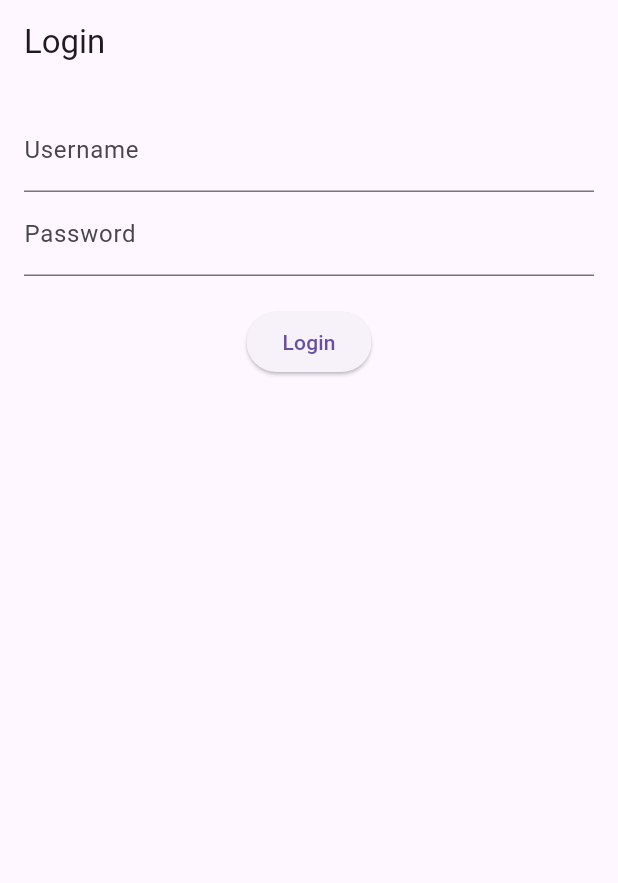
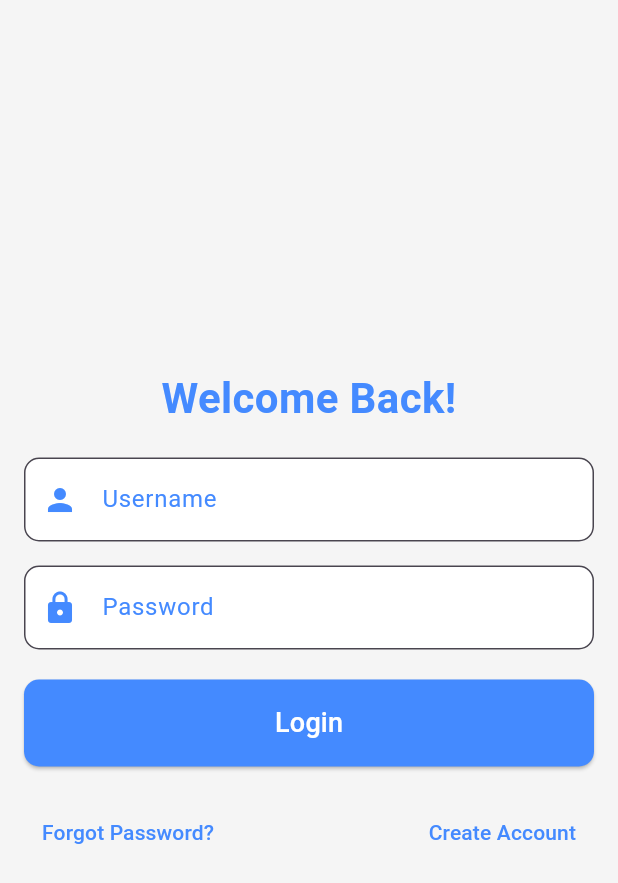
Before and after one commit to aldi-balkar/pegadaian_training_job_portal, a Flutter app: the screen it shows after launch, on a phone screen of 412 x 824 dp. Shown: the top 883 px of the screen. Run offline on Flutter 3.47's test engine with Material 3 defaults, Android fonts, the light colour scheme and no system bars; our stand-ins replace equatable, flutter_bloc, google_fonts.

Commit message:
add style to login screen

```diff
--- a/lib/main.dart
+++ b/lib/main.dart
@@ -5,10 +5,12 @@ import 'package:pegadaian_training_job_portal/presentation/feature/login/bloc/lo
 import 'package:pegadaian_training_job_portal/presentation/feature/login/login_screen.dart';
 
 void main() {
-  runApp(MyApp());
+  runApp(const MyApp());
 }
 
 class MyApp extends StatelessWidget {
+  const MyApp({super.key});
+
   @override
   Widget build(BuildContext context) {
     return BlocProvider(
@@ -17,7 +19,7 @@ class MyApp extends StatelessWidget {
         title: 'Flutter Bloc Login',
         initialRoute: '/',
         routes: {
-          '/': (context) => LoginScreen(),
+          '/': (context) => const LoginScreen(),
           '/home': (context) => HomeScreen(),
         },
       ),
--- a/lib/presentation/feature/login/login_screen.dart
+++ b/lib/presentation/feature/login/login_screen.dart
@@ -1,3 +1,5 @@
+// ignore_for_file: library_private_types_in_public_api
+
 import 'package:flutter/material.dart';
 import 'package:flutter_bloc/flutter_bloc.dart';
 import 'bloc/login_bloc.dart';
@@ -5,6 +7,8 @@ import 'bloc/login_event.dart';
 import 'bloc/login_state.dart';
 
 class LoginScreen extends StatefulWidget {
+  const LoginScreen({super.key});
+
   @override
   _LoginScreenState createState() => _LoginScreenState();
 }
@@ -16,7 +20,7 @@ class _LoginScreenState extends State<LoginScreen> {
   @override
   Widget build(BuildContext context) {
     return Scaffold(
-      appBar: AppBar(title: Text('Login')),
+      backgroundColor: Colors.grey[100], // Light background
       body: BlocListener<LoginBloc, LoginState>(
         listener: (context, state) {
           if (state is LoginSuccess) {
@@ -27,45 +31,124 @@ class _LoginScreenState extends State<LoginScreen> {
                 .showSnackBar(SnackBar(content: Text(state.error)));
           }
         },
-        child: BlocBuilder<LoginBloc, LoginState>(
-          builder: (context, state) {
-            if (state is LoginLoading) {
-              return Center(child: CircularProgressIndicator());
-            }
-
-            return Padding(
+        child: Center(
+          child: SingleChildScrollView(
+            child: Padding(
               padding: const EdgeInsets.all(16.0),
               child: Column(
+                mainAxisAlignment: MainAxisAlignment.center,
+                crossAxisAlignment: CrossAxisAlignment.stretch,
                 children: [
+                  // App Logo or Title
+                  const Text(
+                    'Welcome Back!',
+                    textAlign: TextAlign.center,
+                    style: TextStyle(
+                      fontSize: 28,
+                      fontWeight: FontWeight.bold,
+                      color: Colors.blueAccent,
+                    ),
+                  ),
+                  const SizedBox(height: 20),
+
+                  // Username Field
                   TextField(
                     controller: _usernameController,
-                    decoration: InputDecoration(labelText: 'Username'),
+                    decoration: InputDecoration(
+                      labelText: 'Username',
+                      labelStyle: const TextStyle(color: Colors.blueAccent),
+                      prefixIcon:
+                          const Icon(Icons.person, color: Colors.blueAccent),
+                      border: OutlineInputBorder(
+                        borderRadius: BorderRadius.circular(10),
+                        borderSide: const BorderSide(color: Colors.blueAccent),
+                      ),
+                      filled: true,
+                      fillColor: Colors.white,
+                    ),
                   ),
+                  const SizedBox(height: 16),
+
+                  // Password Field
                   TextField(
                     controller: _passwordController,
-                    decoration: InputDecoration(labelText: 'Password'),
+                    decoration: InputDecoration(
+                      labelText: 'Password',
+                      labelStyle: const TextStyle(color: Colors.blueAccent),
+                      prefixIcon:
+                          const Icon(Icons.lock, color: Colors.blueAccent),
+                      border: OutlineInputBorder(
+                        borderRadius: BorderRadius.circular(10),
+                        borderSide: const BorderSide(color: Colors.blueAccent),
+                      ),
+                      filled: true,
+                      fillColor: Colors.white,
+                    ),
                     obscureText: true,
                   ),
-                  SizedBox(height: 20),
-                  ElevatedButton(
-                    onPressed: () {
-                      BlocProvider.of<LoginBloc>(context).add(
-                        LoginButtonPressed(
-                          username: _usernameController.text,
-                          password: _passwordController.text,
+                  const SizedBox(height: 20),
+
+                  // Login Button
+                  BlocBuilder<LoginBloc, LoginState>(
+                    builder: (context, state) {
+                      if (state is LoginLoading) {
+                        return const Center(child: CircularProgressIndicator());
+                      }
+
+                      return ElevatedButton(
+                        onPressed: () {
+                          BlocProvider.of<LoginBloc>(context).add(
+                            LoginButtonPressed(
+                              username: _usernameController.text,
+                              password: _passwordController.text,
+                            ),
+                          );
+                        },
+                        style: ElevatedButton.styleFrom(
+                          padding: const EdgeInsets.symmetric(vertical: 16),
+                          backgroundColor: Colors.blueAccent,
+                          shape: RoundedRectangleBorder(
+                            borderRadius: BorderRadius.circular(10),
+                          ),
+                        ),
+                        child: const Text(
+                          'Login',
+                          style: TextStyle(fontSize: 18, color: Colors.white),
                         ),
                       );
                     },
-                    child: Text('Login'),
                   ),
-                  if (state is LoginFailure) ...[
-                    SizedBox(height: 20),
-                    Text(state.error, style: TextStyle(color: Colors.red)),
-                  ]
+
+                  const SizedBox(height: 20),
+
+                  // "Forgot password" and "Register" Links
+                  Row(
+                    mainAxisAlignment: MainAxisAlignment.spaceBetween,
+                    children: [
+                      TextButton(
+                        onPressed: () {
+                          // Implement Forgot Password Functionality
+                        },
+                        child: const Text(
+                          'Forgot Password?',
+                          style: TextStyle(color: Colors.blueAccent),
+                        ),
+                      ),
+                      TextButton(
+                        onPressed: () {
+                          // Implement Register Navigation
+                        },
+                        child: const Text(
+                          'Create Account',
+                          style: TextStyle(color: Colors.blueAccent),
+                        ),
+                      ),
+                    ],
+                  ),
                 ],
               ),
-            );
-          },
+            ),
+          ),
         ),
       ),
     );
```
